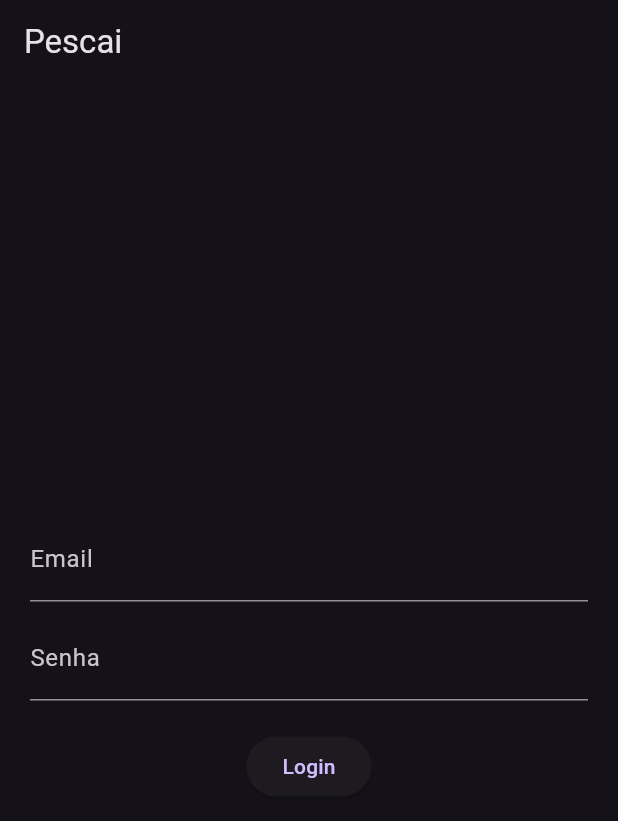
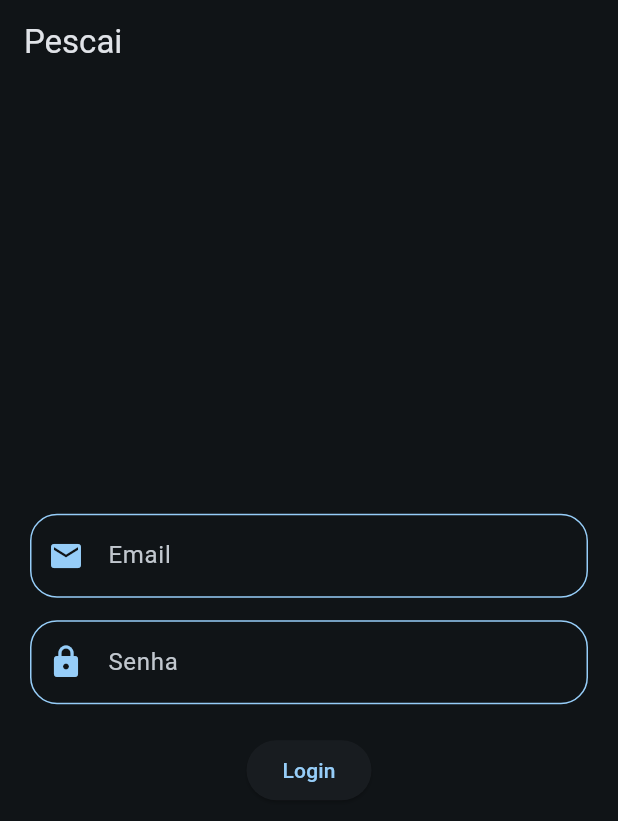
Before and after one commit to Dogagiota/PescaAi, a Flutter app: the screen it shows after launch, on a phone screen of 412 x 824 dp. Shown: the top 821 px of the screen. Run offline on Flutter 3.47's test engine with Material 3 defaults, Android fonts, the light colour scheme and no system bars.

Commit message:
deixei o login bonitin

```diff
--- a/lib/login.dart
+++ b/lib/login.dart
@@ -1,17 +1,21 @@
 import 'package:flutter/material.dart';
 import 'carregamento.dart';
 
-
 void main() {
-  runApp(MaterialApp(
-    debugShowCheckedModeBanner: false,
-    theme: ThemeData(
-    brightness: Brightness.dark,
-    primaryColor: Colors.lightBlue[800],
-    secondaryHeaderColor: Colors.amber,
+  runApp(
+    MaterialApp(
+      debugShowCheckedModeBanner: false,
+      theme: ThemeData(
+        useMaterial3: true,
+        brightness: Brightness.dark,
+        colorScheme: ColorScheme.fromSeed(
+          seedColor: Colors.lightBlue,
+          brightness: Brightness.dark,
+        ),
+      ),
+      home: const LoginPage(),
     ),
-    home: LoginPage(),
-  ));
+  );
 }
 
 class LoginPage extends StatelessWidget {
@@ -19,25 +23,60 @@ class LoginPage extends StatelessWidget {
 
   @override
   Widget build(BuildContext context) {
+    final cores = Theme.of(context).colorScheme;
+
     return Scaffold(
       appBar: AppBar(
-        title: const Text('Pescai')
+        title: const Text('Pescai'),
       ),
       body: Padding(
         padding: const EdgeInsets.all(20),
         child: Column(
           mainAxisAlignment: MainAxisAlignment.center,
           children: [
-            const TextField(
+            TextField(
               decoration: InputDecoration(
                 labelText: 'Email',
+                prefixIcon: Icon(
+                  Icons.email,
+                  color: cores.primary,
+                ),
+                enabledBorder: OutlineInputBorder(
+                  borderRadius: BorderRadius.circular(18),
+                  borderSide: BorderSide(
+                    color: cores.primary,
+                  ),
+                ),
+                focusedBorder: OutlineInputBorder(
+                  borderRadius: BorderRadius.circular(18),
+                  borderSide: BorderSide(
+                    color: cores.primary,
+                    width: 2,
+                  ),
+                ),
               ),
             ),
-            const SizedBox(height: 10),
-            const TextField(
-              obscureText: true,
+            const SizedBox(height: 15),
+            TextField(
               decoration: InputDecoration(
                 labelText: 'Senha',
+                prefixIcon: Icon(
+                  Icons.lock,
+                  color: cores.primary,
+                ),
+                enabledBorder: OutlineInputBorder(
+                  borderRadius: BorderRadius.circular(18),
+                  borderSide: BorderSide(
+                    color: cores.primary,
+                  ),
+                ),
+                focusedBorder: OutlineInputBorder(
+                  borderRadius: BorderRadius.circular(18),
+                  borderSide: BorderSide(
+                    color: cores.primary,
+                    width: 2,
+                  ),
+                ),
               ),
             ),
             const SizedBox(height: 20),
```
